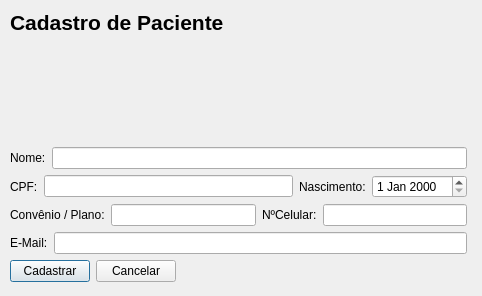
Before: the Qt Designer form clinica_cpp/cadastropacientes.ui in juander/Projeto_CPP, drawn with Qt 5.
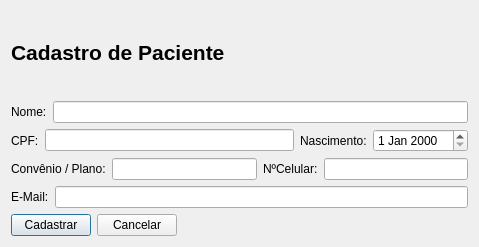
After: the same form once the commit is applied.

The edit to the form file:
```diff
--- a/clinica_cpp/cadastropacientes.ui
+++ b/clinica_cpp/cadastropacientes.ui
@@ -6,43 +6,30 @@
    <rect>
     <x>0</x>
     <y>0</y>
-    <width>482</width>
-    <height>296</height>
+    <width>479</width>
+    <height>247</height>
    </rect>
   </property>
   <property name="windowTitle">
    <string>Dialog</string>
   </property>
-  <widget class="QWidget" name="layoutWidget">
-   <property name="geometry">
-    <rect>
-     <x>10</x>
-     <y>10</y>
-     <width>457</width>
-     <height>272</height>
-    </rect>
-   </property>
+  <layout class="QVBoxLayout" name="verticalLayout_2">
+   <item>
    <layout class="QVBoxLayout" name="verticalLayout">
-    <item>
+     <item alignment="Qt::AlignmentFlag::AlignVCenter">
      <widget class="QLabel" name="label_6">
       <property name="text">
-       <string>&lt;html&gt;&lt;head/&gt;&lt;body&gt;&lt;p&gt;&lt;span style=&quot; font-size:16pt; font-weight:700;&quot;&gt;Cadastro de Paciente&lt;/span&gt;&lt;/p&gt;&lt;/body&gt;&lt;/html&gt;</string>
+        <string>&lt;!DOCTYPE HTML PUBLIC &quot;-//W3C//DTD HTML 4.0//EN&quot; &quot;http://www.w3.org/TR/REC-html40/strict.dtd&quot;&gt;
+&lt;html&gt;&lt;head&gt;&lt;meta name=&quot;qrichtext&quot; content=&quot;1&quot; /&gt;&lt;meta charset=&quot;utf-8&quot; /&gt;&lt;style type=&quot;text/css&quot;&gt;
+p, li { white-space: pre-wrap; }
+hr { height: 1px; border-width: 0; }
+li.unchecked::marker { content: &quot;\2610&quot;; }
+li.checked::marker { content: &quot;\2612&quot;; }
+&lt;/style&gt;&lt;/head&gt;&lt;body style=&quot; font-family:'Segoe UI'; font-size:9pt; font-weight:400; font-style:normal;&quot;&gt;
+&lt;p style=&quot; margin-top:12px; margin-bottom:12px; margin-left:0px; margin-right:0px; -qt-block-indent:0; text-indent:0px;&quot;&gt;&lt;span style=&quot; font-size:16pt; font-weight:700;&quot;&gt;Cadastro de Paciente&lt;/span&gt;&lt;/p&gt;&lt;/body&gt;&lt;/html&gt;</string>
       </property>
      </widget>
     </item>
-    <item>
-     <spacer name="verticalSpacer">
-      <property name="orientation">
-       <enum>Qt::Orientation::Vertical</enum>
-      </property>
-      <property name="sizeHint" stdset="0">
-       <size>
-        <width>20</width>
-        <height>40</height>
-       </size>
-      </property>
-     </spacer>
-    </item>
     <item>
      <layout class="QHBoxLayout" name="horizontalLayout">
       <item>
@@ -151,7 +138,8 @@
      </layout>
     </item>
    </layout>
-  </widget>
+   </item>
+  </layout>
  </widget>
  <resources/>
  <connections/>
```
Left out of the diff: 2 changed lines with no effect on the pictures. Lines whose indentation alone changed are shown as unchanged.
